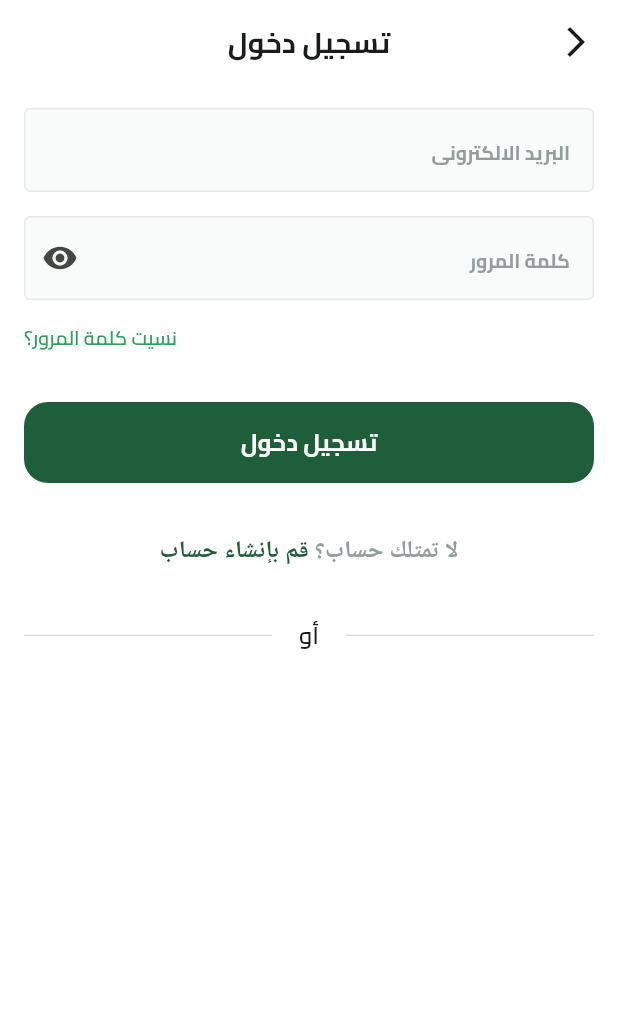
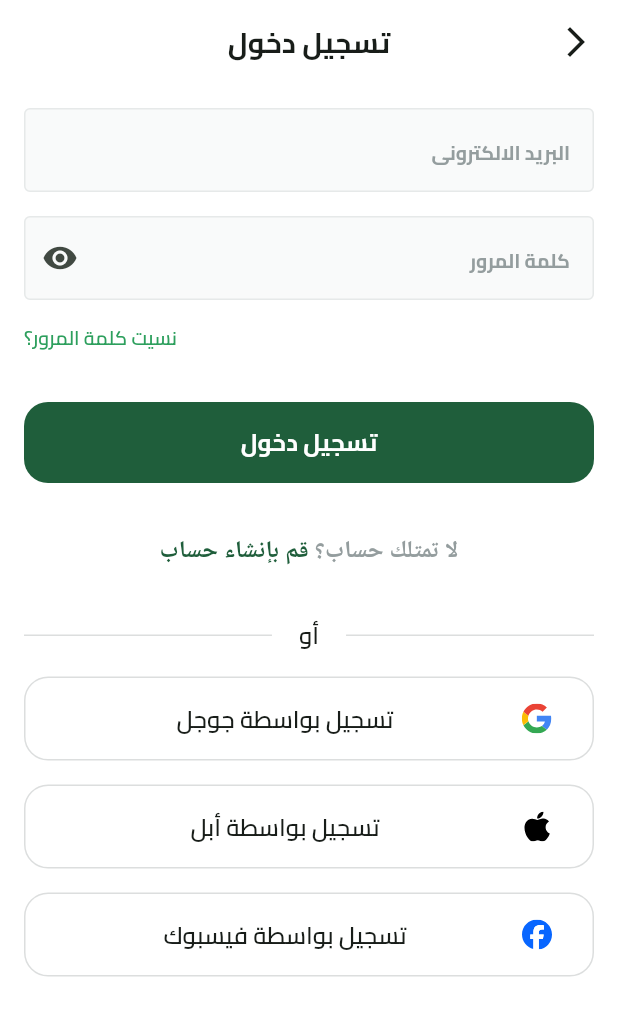
Before and after one commit to reda2032/fruits_hub, a Flutter app: the screen it shows after launch, after a tap on "تخط", on a phone screen of 412 x 824 dp. Shown: the top 1016 px of the screen. Run offline on Flutter 3.47's test engine with Material 3 defaults, Android fonts, the phone set to English and light mode, and no system bars; our stand-ins replace dots_indicator, flutter_svg, shared_preferences.

Commit message:
Login ui part 6

```diff
--- a/lib/features/auth/presentation/views/widgets/login_view_body.dart
+++ b/lib/features/auth/presentation/views/widgets/login_view_body.dart
@@ -1,10 +1,13 @@
 import 'package:flutter/material.dart';
+import 'package:fruits_hub/constants.dart';
 import 'package:fruits_hub/core/utils/app_colors.dart';
 import 'package:fruits_hub/core/utils/app_text_styles.dart';
 import 'package:fruits_hub/core/widgets/custom_button.dart';
 import 'package:fruits_hub/core/widgets/custom_text_field.dart';
 import 'package:fruits_hub/features/auth/presentation/views/widgets/or_divider.dart';
+import 'package:fruits_hub/features/auth/presentation/views/widgets/social_login_button.dart';
 import 'package:fruits_hub/features/splash/presentation/views/widgets/dont_have_account_widget.dart';
+import 'package:fruits_hub/generated/assets.dart';
 
 class LoginViewBody extends StatelessWidget {
   const LoginViewBody({super.key});
@@ -13,7 +16,7 @@ class LoginViewBody extends StatelessWidget {
   Widget build(BuildContext context) {
     return SingleChildScrollView(
       child: Padding(
-        padding: const EdgeInsets.all(16.0),
+        padding: const EdgeInsets.all(kTopPaddding),
         child: Column(
           children: [
             // email
@@ -56,6 +59,27 @@ class LoginViewBody extends StatelessWidget {
             // or divider
             OrDivider(),
             const SizedBox(height: 16.0),
+            // google button
+            SocialLoginButton(
+              onPressed: () {},
+              image: Assets.imagesGoogleIcon,
+              title: 'تسجيل بواسطة جوجل',
+            ),
+            const SizedBox(height: 16.0),
+            // apple button
+            SocialLoginButton(
+              onPressed: () {},
+              image: Assets.imagesApplIcon,
+              title: 'تسجيل بواسطة أبل',
+            ),
+            const SizedBox(height: 16.0),
+            // facebook button
+            SocialLoginButton(
+              onPressed: () {},
+              image: Assets.imagesFacebookIcon,
+              title: 'تسجيل بواسطة فيسبوك',
+            ),
+            const SizedBox(height: 16.0),
           ],
         ),
       ),
--- /dev/null
+++ b/lib/features/auth/presentation/views/widgets/social_login_button.dart
@@ -0,0 +1,38 @@
+import 'package:flutter/material.dart';
+import 'package:flutter_svg/flutter_svg.dart';
+import 'package:fruits_hub/core/utils/app_text_styles.dart';
+
+class SocialLoginButton extends StatelessWidget {
+  const SocialLoginButton({super.key, required this.image, required this.title, required this.onPressed});
+
+  final String image;
+  final String title;
+  final VoidCallback onPressed;
+  @override
+  Widget build(BuildContext context) {
+    return SizedBox(
+      width: double.infinity,
+      height: 56,
+      child: TextButton(
+        style: TextButton.styleFrom(
+          shape: RoundedRectangleBorder(
+            side: const BorderSide(color: Color(0xFFDCDEDE), width: 1),
+            borderRadius: BorderRadius.circular(16),
+          ),
+        ),
+        onPressed: onPressed,
+        child: ListTile(
+          visualDensity: const VisualDensity(
+            vertical: VisualDensity.minimumDensity,
+          ),
+          leading: SvgPicture.asset(image),
+          title: Text(
+            title,
+            textAlign: TextAlign.center,
+            style: TextStyles.semiBold16,
+          ),
+        ),
+      ),
+    );
+  }
+}
```
Also changed, not shown: assets/images/Check.svg (added), assets/images/Vector.svg (added), assets/images/appl_icon.svg (added), assets/images/facebook_icon.svg (added), assets/images/featured_item_background.svg (added), assets/images/filter.svg (added), assets/images/filter2.svg (added), assets/images/google_icon.svg (added), assets/images/notification.svg (added), assets/images/profile_image.png (added), assets/images/search_icon.svg (added), assets/images/trash.svg (added), assets/images/watermelon_test.png (added), lib/generated/assets.dart.
